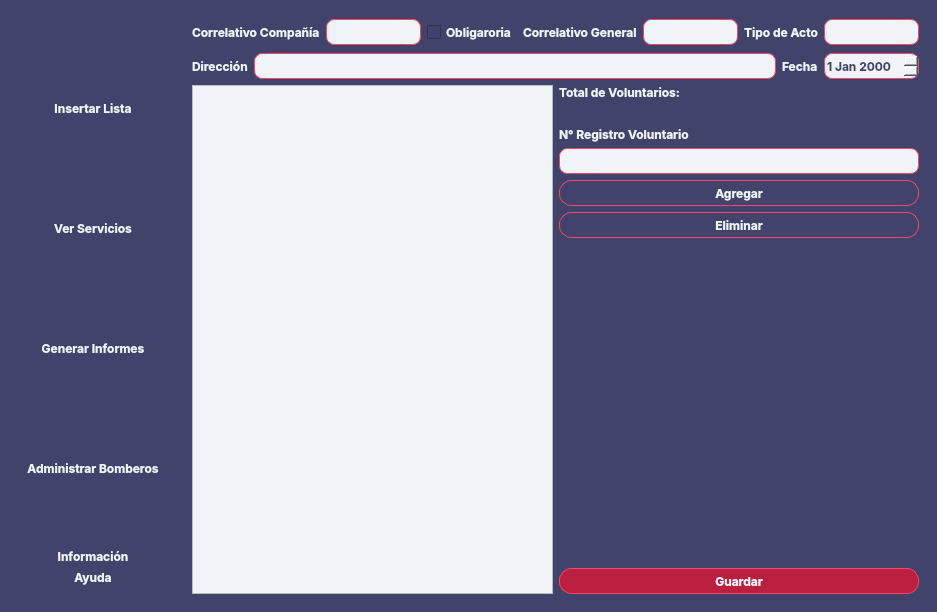
Before: the Qt Designer form resources/interface.ui in Patejuei/Sistema-Estadistica, drawn with Qt 5.
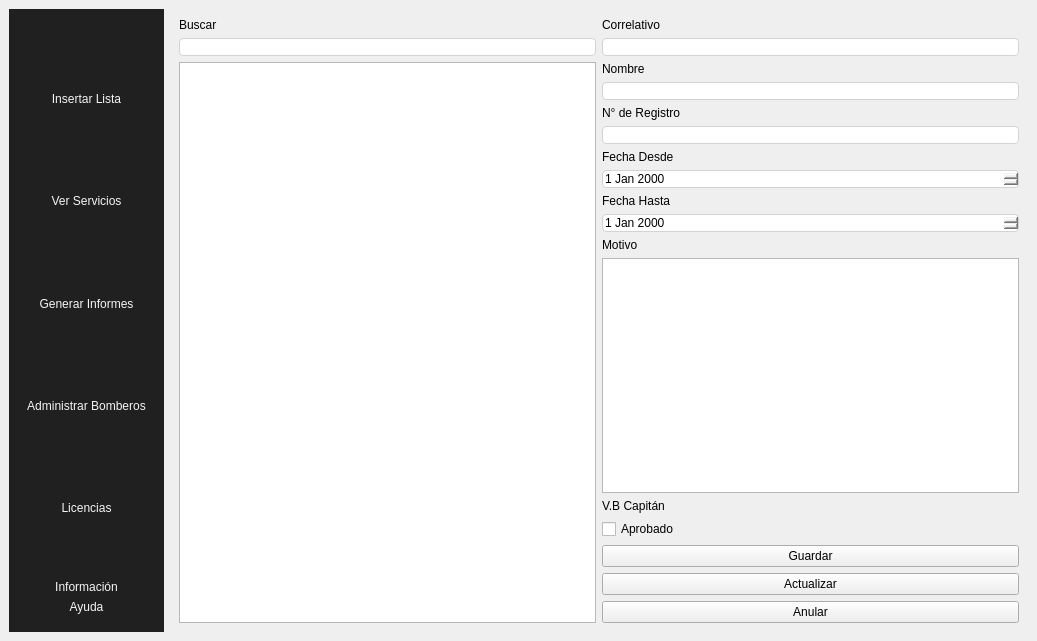
After: the same form once the commit is applied. Icons and pictures are not drawn.

Patch:
```diff
--- a/resources/interface.ui
+++ b/resources/interface.ui
@@ -6,8 +6,8 @@
    <rect>
     <x>0</x>
     <y>0</y>
-    <width>937</width>
-    <height>612</height>
+    <width>1037</width>
+    <height>641</height>
    </rect>
   </property>
   <property name="windowTitle">
@@ -22,63 +22,23 @@
   </property>
   <widget class="QWidget" name="centralwidget">
    <property name="styleSheet">
-    <string notr="true">QLineEdit, QComboBox, QLabel, QDateEdit, QCheckBox{
-height: 24px;
-}
-QPushButton{
-border: none;
-cursor: pointer;
-}
-#btnSave{
-background-color: #bc2041;
-border-radius: 4px;
-}
-QWidget{
-color: #F0F3F8;
-background-color: #41436A;
-font-family: Inter;
-font-size: 12px;
-font-weight: bold;
+    <string notr="true">#SideBar{
+background-color: #202020;
+color: #f5f5f5
 }
 #SideBar QPushButton{
-transition-duration: 0.4s;
-border-radius: 4px;
+background-color: transparent;
+color: #f5f5f5;
+border: none;
 }
 #SideBar QPushButton:hover{
-background-color: #974063;
-}
-QTableWidget{
-background-color: #F0F3F8;
-color: #41436A;
-}
-#newListActions QPushButton{
-height: 24px;
-}
-QComboBox, QDateEdit, QLineEdit{
-background-color: #F0F3F8;
-border: 1px solid #F54768;
-border-radius: 8px;
-color: #41436A;
-}
-#contentField QPushButton{
-border: 0.5px solid #F54768;
-height: 24px;
-border-radius: 12px;
-transition-duration: 0.4s;
-}
-
-#contentField QPushButton:hover{
-background-color: #974063;
-}
-
-#secMensual, #secPersonalizado, #secOInformes, #secDetallePers{
-border:  1px solid #F54768;
-padding: 4px;
-border-radius: 16px
-}
-QHeaderView::section{
+background-color: #5E90F2;
 color: #202020;
 }
+QLineEdit, QTableEdit, QDateEdit{
+border-radius: 4px;
+border: 0.5px solid lightgrey;
+}
 </string>
    </property>
    <layout class="QHBoxLayout" name="horizontalLayout">
@@ -101,7 +61,6 @@
          <property name="font">
           <font>
            <family>Inter</family>
-           <pointsize>-1</pointsize>
            <bold>true</bold>
           </font>
          </property>
@@ -174,6 +133,26 @@
             </property>
            </widget>
           </item>
+          <item>
+           <widget class="QPushButton" name="btnLicencias">
+            <property name="sizePolicy">
+             <sizepolicy hsizetype="Minimum" vsizetype="MinimumExpanding">
+              <horstretch>0</horstretch>
+              <verstretch>0</verstretch>
+             </sizepolicy>
+            </property>
+            <property name="cursor">
+             <cursorShape>PointingHandCursor</cursorShape>
+            </property>
+            <property name="text">
+             <string>Licencias</string>
+            </property>
+            <property name="icon">
+             <iconset resource="Recursos.qrc">
+              <normaloff>:/Icons/Icons/inbox.svg</normaloff>:/Icons/Icons/inbox.svg</iconset>
+            </property>
+           </widget>
+          </item>
          </layout>
         </widget>
        </item>
@@ -211,7 +190,7 @@
     <item>
      <widget class="QStackedWidget" name="contentField">
       <property name="currentIndex">
-       <number>0</number>
+       <number>4</number>
       </property>
       <widget class="QWidget" name="pageInsert">
        <layout class="QVBoxLayout" name="verticalLayout_10">
@@ -866,6 +845,151 @@
         </item>
        </layout>
       </widget>
+      <widget class="QWidget" name="pageLicencia">
+       <layout class="QHBoxLayout" name="horizontalLayout_17">
+        <item>
+         <layout class="QVBoxLayout" name="layoutSrcLic">
+          <item>
+           <widget class="QLabel" name="label_38">
+            <property name="text">
+             <string>Buscar</string>
+            </property>
+           </widget>
+          </item>
+          <item>
+           <widget class="QLineEdit" name="inpSrcLic"/>
+          </item>
+          <item>
+           <widget class="QTableWidget" name="tblLicencias"/>
+          </item>
+         </layout>
+        </item>
+        <item>
+         <layout class="QVBoxLayout" name="layoutCRUDLic">
+          <item>
+           <widget class="QLabel" name="label_39">
+            <property name="text">
+             <string>Correlativo</string>
+            </property>
+           </widget>
+          </item>
+          <item>
+           <widget class="QLineEdit" name="inpCorrLic">
+            <property name="maxLength">
+             <number>5</number>
+            </property>
+           </widget>
+          </item>
+          <item>
+           <widget class="QLabel" name="label_32">
+            <property name="text">
+             <string>Nombre</string>
+            </property>
+           </widget>
+          </item>
+          <item>
+           <widget class="QLineEdit" name="inpNomLic">
+            <property name="enabled">
+             <bool>false</bool>
+            </property>
+            <property name="cursor">
+             <cursorShape>ForbiddenCursor</cursorShape>
+            </property>
+            <property name="readOnly">
+             <bool>false</bool>
+            </property>
+           </widget>
+          </item>
+          <item>
+           <widget class="QLabel" name="label_33">
+            <property name="text">
+             <string>N° de Registro</string>
+            </property>
+           </widget>
+          </item>
+          <item>
+           <widget class="QLineEdit" name="inpRegLic"/>
+          </item>
+          <item>
+           <widget class="QLabel" name="label_34">
+            <property name="text">
+             <string>Fecha Desde</string>
+            </property>
+           </widget>
+          </item>
+          <item>
+           <widget class="QDateEdit" name="dateDesdeLic"/>
+          </item>
+          <item>
+           <widget class="QLabel" name="label_35">
+            <property name="text">
+             <string>Fecha Hasta</string>
+            </property>
+           </widget>
+          </item>
+          <item>
+           <widget class="QDateEdit" name="dateHastaLic"/>
+          </item>
+          <item>
+           <widget class="QLabel" name="label_36">
+            <property name="text">
+             <string>Motivo</string>
+            </property>
+           </widget>
+          </item>
+          <item>
+           <widget class="QTextEdit" name="txtMotivoLic">
+            <property name="html">
+             <string>&lt;!DOCTYPE HTML PUBLIC &quot;-//W3C//DTD HTML 4.0//EN&quot; &quot;http://www.w3.org/TR/REC-html40/strict.dtd&quot;&gt;
+&lt;html&gt;&lt;head&gt;&lt;meta name=&quot;qrichtext&quot; content=&quot;1&quot; /&gt;&lt;meta charset=&quot;utf-8&quot; /&gt;&lt;style type=&quot;text/css&quot;&gt;
+p, li { white-space: pre-wrap; }
+hr { height: 1px; border-width: 0; }
+li.unchecked::marker { content: &quot;\2610&quot;; }
+li.checked::marker { content: &quot;\2612&quot;; }
+&lt;/style&gt;&lt;/head&gt;&lt;body style=&quot; font-family:'Segoe UI'; font-size:9pt; font-weight:400; font-style:normal;&quot;&gt;
+&lt;p style=&quot;-qt-paragraph-type:empty; margin-top:0px; margin-bottom:0px; margin-left:0px; margin-right:0px; -qt-block-indent:0; text-indent:0px; font-family:'Inter'; font-size:12px; font-weight:700;&quot;&gt;&lt;br /&gt;&lt;/p&gt;&lt;/body&gt;&lt;/html&gt;</string>
+            </property>
+           </widget>
+          </item>
+          <item>
+           <widget class="QLabel" name="label_37">
+            <property name="text">
+             <string>V.B Capitán</string>
+            </property>
+           </widget>
+          </item>
+          <item>
+           <widget class="QCheckBox" name="cbVBCapitan">
+            <property name="text">
+             <string>Aprobado</string>
+            </property>
+           </widget>
+          </item>
+          <item>
+           <widget class="QPushButton" name="btnSaveLic">
+            <property name="text">
+             <string>Guardar</string>
+            </property>
+           </widget>
+          </item>
+          <item>
+           <widget class="QPushButton" name="btnUpdateLic">
+            <property name="text">
+             <string>Actualizar</string>
+            </property>
+           </widget>
+          </item>
+          <item>
+           <widget class="QPushButton" name="btnNullLic">
+            <property name="text">
+             <string>Anular</string>
+            </property>
+           </widget>
+          </item>
+         </layout>
+        </item>
+       </layout>
+      </widget>
      </widget>
     </item>
    </layout>
```
Left out of the diff: 34 changed lines with no effect on the pictures.
